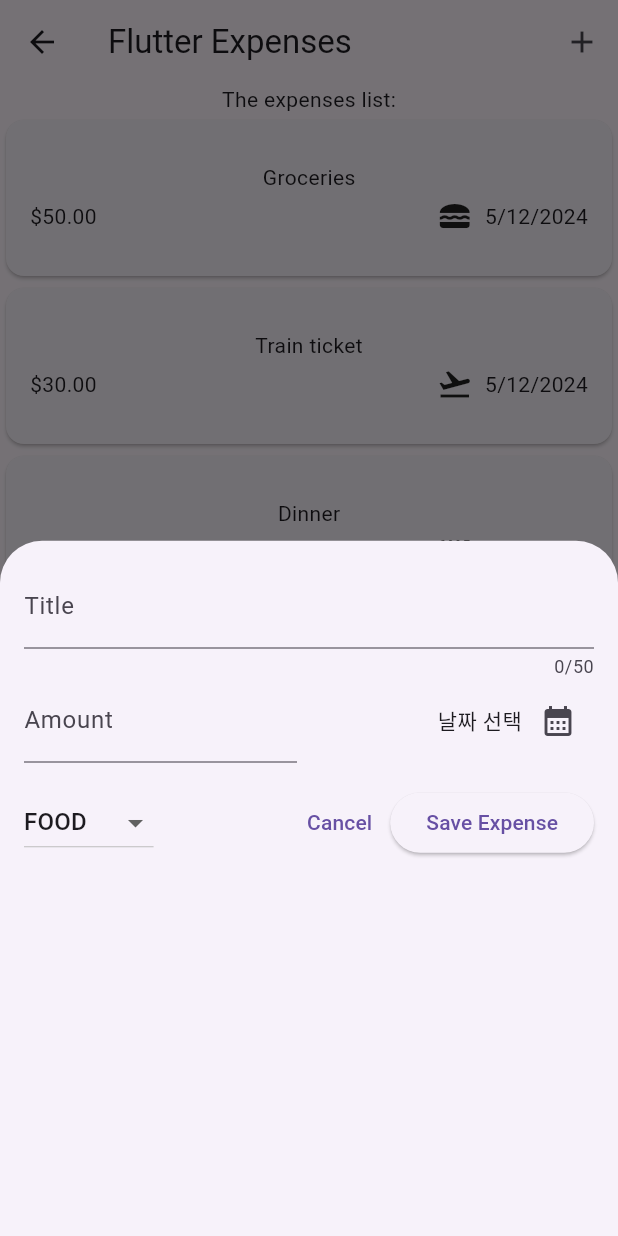
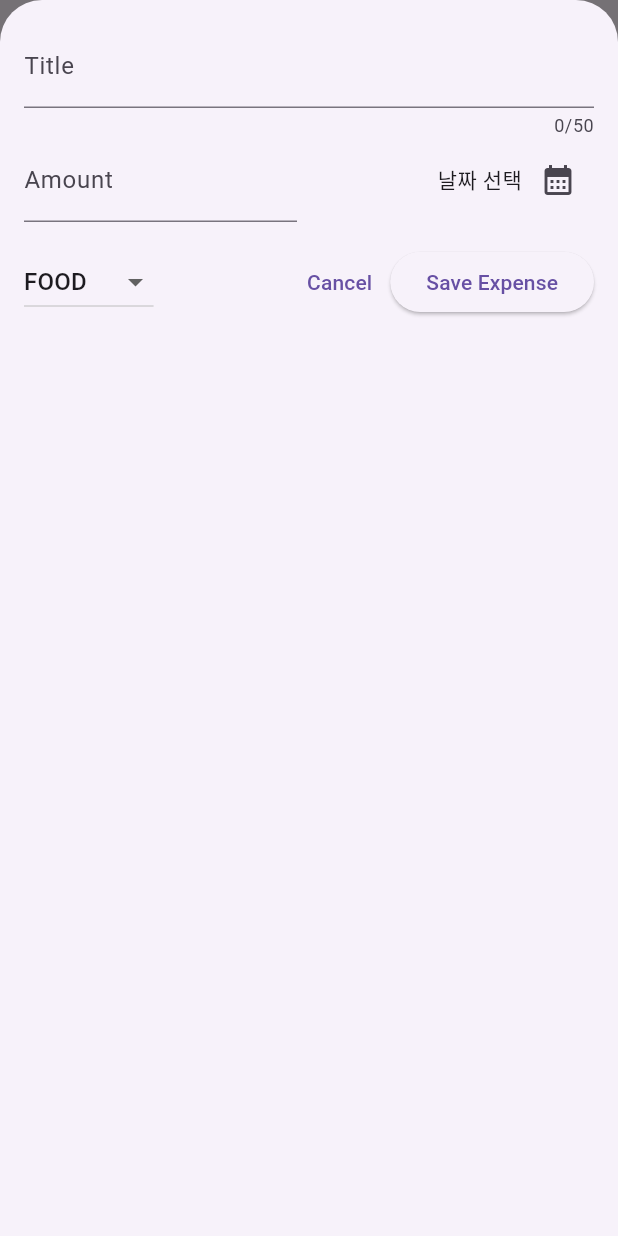
Before and after one commit to WebKBS/flutter-learn, a Flutter app: the Expenses screen opened directly, after a tap on the "add" icon, on a phone screen of 412 x 824 dp. Run offline on Flutter 3.47's test engine with Material 3 defaults, Android fonts, the phone set to English and light mode, and no system bars; our stand-ins replace google_fonts.

Commit message:
팝 전체 사이즈 추가

```diff
--- a/expense_tracker/lib/widgets/expenses.dart
+++ b/expense_tracker/lib/widgets/expenses.dart
@@ -42,6 +42,7 @@ class _ExpensesState extends State<Expenses> {
 
   void _openAddExpenseOverlay() {
     showModalBottomSheet(
+        isScrollControlled: true, // 화면 전체를 사용하도록 설정
         context: context,
         builder: (ctx) {
           return NewExpense(onAddExpense: _addExpense);
--- a/expense_tracker/lib/widgets/expenses_list/new_expense.dart
+++ b/expense_tracker/lib/widgets/expenses_list/new_expense.dart
@@ -82,7 +82,7 @@ class _NewExpenseState extends State<NewExpense> {
   @override
   Widget build(BuildContext context) {
     return Padding(
-        padding: const EdgeInsets.all(16),
+        padding: const EdgeInsets.fromLTRB(16, 16, 16, 0),
         child: Column(
           children: [
             TextField(
```
